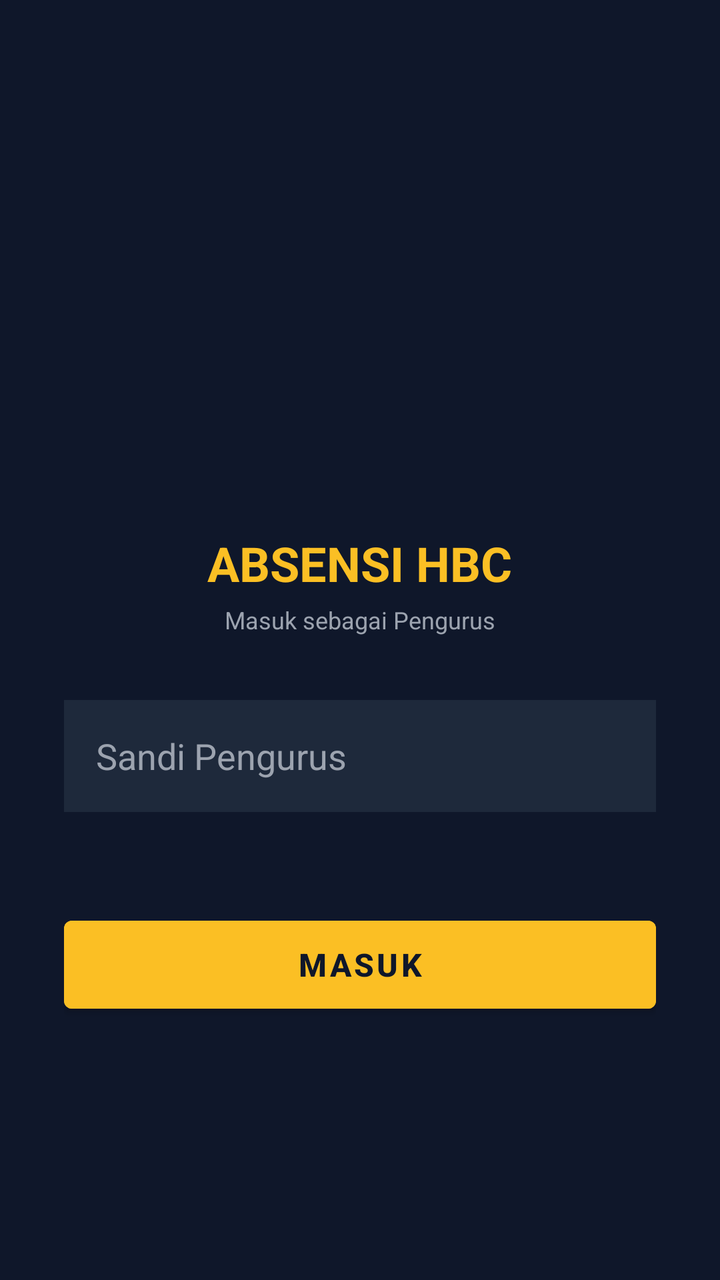
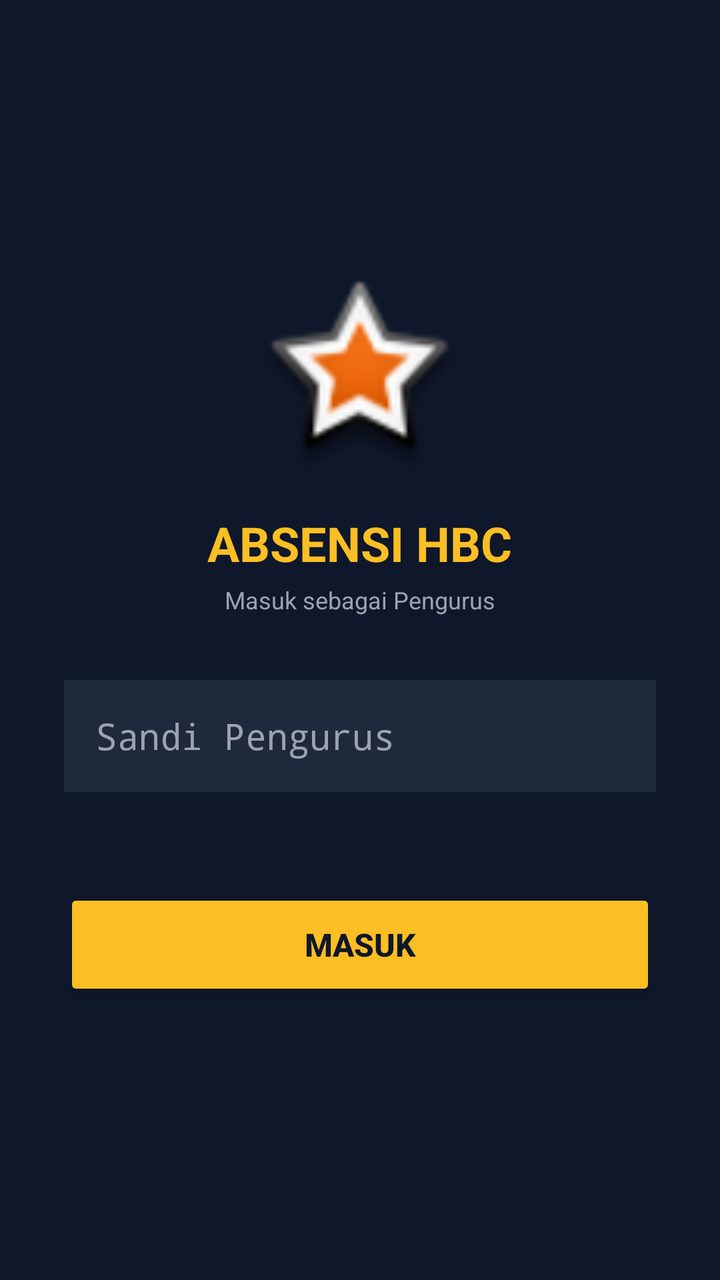

Two renders of the same Android screen: before a commit and after it. Below are the layout's source before the change and the commit's diff.
<!-- AndroidManifest.xml: application theme Theme.AbsensiHBC -->
<!-- res/layout/activity_login.xml -->
<?xml version="1.0" encoding="utf-8"?>
<LinearLayout xmlns:android="http://schemas.android.com/apk/res/android"
    android:layout_width="match_parent"
    android:layout_height="match_parent"
    android:orientation="vertical"
    android:gravity="center"
    android:padding="32dp"
    android:background="@color/hbc_navy_dark">

    <ImageView
        android:layout_width="120dp"
        android:layout_height="120dp"
        android:src="@mipmap/ic_launcher"
        android:contentDescription="Logo HBC" />

    <TextView
        android:layout_width="wrap_content"
        android:layout_height="wrap_content"
        android:layout_marginTop="16dp"
        android:text="ABSENSI HBC"
        android:textColor="@color/hbc_gold"
        android:textSize="24sp"
        android:textStyle="bold" />

    <TextView
        android:layout_width="wrap_content"
        android:layout_height="wrap_content"
        android:layout_marginTop="4dp"
        android:layout_marginBottom="32dp"
        android:text="Masuk sebagai Pengurus"
        android:textColor="@color/dark_text_secondary"
        android:textSize="12sp" />

    <EditText
        android:id="@+id/edtSandi"
        android:layout_width="match_parent"
        android:layout_height="56dp"
        android:hint="Sandi Pengurus"
        android:textColorHint="@color/dark_text_secondary"
        android:textColor="@color/dark_text_primary"
        android:background="@color/dark_surface"
        android:padding="16dp"
        android:inputType="textPassword"
        android:layout_marginBottom="16dp" />

    <TextView
        android:id="@+id/lblError"
        android:layout_width="match_parent"
        android:layout_height="wrap_content"
        android:text=""
        android:textColor="@color/status_alpa"
        android:textSize="12sp"
        android:gravity="center"
        android:layout_marginBottom="16dp" />

    <Button
        android:id="@+id/btnMasuk"
        android:layout_width="match_parent"
        android:layout_height="56dp"
        android:text="MASUK"
        android:textColor="@color/hbc_navy_dark"
        android:textStyle="bold"
        android:textSize="16sp"
        android:backgroundTint="@color/hbc_gold" />

</LinearLayout>
<!-- resources referenced by this layout -->
<resources>
  <color name="dark_surface">#1E293B</color>
  <color name="dark_text_primary">#FFFFFF</color>
  <color name="dark_text_secondary">#9CA3AF</color>
  <color name="hbc_gold">#FBBF24</color>
  <color name="hbc_navy_dark">#0F172A</color>
  <color name="status_alpa">#EF4444</color>
  <!-- mipmap ic_launcher (mipmap-anydpi-v26) -->
  <?xml version="1.0" encoding="utf-8"?>
  <adaptive-icon xmlns:android="http://schemas.android.com/apk/res/android">
      <background android:drawable="@color/hbc_navy" />
      <foreground android:drawable="@drawable/ic_launcher_foreground" />
  </adaptive-icon>
  <style name="Theme.AbsensiHBC" parent="Theme.MaterialComponents.DayNight.NoActionBar">
          <item name="colorPrimary">@color/hbc_navy</item>
          <item name="colorPrimaryVariant">@color/hbc_navy_dark</item>
          <item name="colorOnPrimary">@color/white</item>
          <item name="colorSecondary">@color/hbc_gold</item>
          <item name="colorSecondaryVariant">@color/hbc_gold_dark</item>
          <item name="colorOnSecondary">@color/hbc_navy_dark</item>
          <item name="android:colorBackground">?attr/colorSurface</item>
          <item name="colorSurface">@color/dark_surface</item>
          <item name="colorOnSurface">@color/dark_text_primary</item>
          <item name="android:statusBarColor">@color/hbc_navy_dark</item>
          <item name="android:windowLightStatusBar">false</item>
      </style>
  <color name="hbc_navy">#1E3A8A</color>
  <!-- drawable ic_launcher_foreground (drawable) -->
  <?xml version="1.0" encoding="utf-8"?>
  <vector xmlns:android="http://schemas.android.com/apk/res/android"
      android:width="108dp"
      android:height="108dp"
      android:viewportWidth="108"
      android:viewportHeight="108">
      <path
          android:fillColor="#FBBF24"
          android:pathData="M54,20 L70,40 L70,80 L54,90 L38,80 L38,40 Z" />
      <path
          android:fillColor="#1E3A8A"
          android:pathData="M54,35 L54,75" />
  </vector>
  <color name="white">#FFFFFF</color>
  <color name="hbc_gold_dark">#D97706</color>
</resources>

<!-- the commit's change to res/layout/activity_login.xml (unified diff, before → after) -->
@@ -8,9 +8,9 @@
     android:background="@color/hbc_navy_dark">
 
     <ImageView
-        android:layout_width="120dp"
-        android:layout_height="120dp"
-        android:src="@mipmap/ic_launcher"
+        android:layout_width="100dp"
+        android:layout_height="100dp"
+        android:src="@android:drawable/star_big_on"
         android:contentDescription="Logo HBC" />
 
     <TextView
<!-- resource entries referenced after the edit -->
@@ -6,41 +6,17 @@
   <color name="hbc_gold">#FBBF24</color>
   <color name="hbc_navy_dark">#0F172A</color>
   <color name="status_alpa">#EF4444</color>
-  <!-- mipmap ic_launcher (mipmap-anydpi-v26) -->
-  <?xml version="1.0" encoding="utf-8"?>
-  <adaptive-icon xmlns:android="http://schemas.android.com/apk/res/android">
-      <background android:drawable="@color/hbc_navy" />
-      <foreground android:drawable="@drawable/ic_launcher_foreground" />
-  </adaptive-icon>
-  <style name="Theme.AbsensiHBC" parent="Theme.MaterialComponents.DayNight.NoActionBar">
+  <style name="Theme.AbsensiHBC" parent="Theme.AppCompat.DayNight.NoActionBar">
           <item name="colorPrimary">@color/hbc_navy</item>
-          <item name="colorPrimaryVariant">@color/hbc_navy_dark</item>
-          <item name="colorOnPrimary">@color/white</item>
-          <item name="colorSecondary">@color/hbc_gold</item>
-          <item name="colorSecondaryVariant">@color/hbc_gold_dark</item>
-          <item name="colorOnSecondary">@color/hbc_navy_dark</item>
-          <item name="android:colorBackground">?attr/colorSurface</item>
-          <item name="colorSurface">@color/dark_surface</item>
-          <item name="colorOnSurface">@color/dark_text_primary</item>
+          <item name="colorPrimaryDark">@color/hbc_navy_dark</item>
+          <item name="colorAccent">@color/hbc_gold</item>
+          <item name="android:colorBackground">@color/dark_background</item>
+          <item name="android:textColorPrimary">@color/dark_text_primary</item>
+          <item name="android:textColorSecondary">@color/dark_text_secondary</item>
           <item name="android:statusBarColor">@color/hbc_navy_dark</item>
           <item name="android:windowLightStatusBar">false</item>
       </style>
   <color name="hbc_navy">#1E3A8A</color>
-  <!-- drawable ic_launcher_foreground (drawable) -->
-  <?xml version="1.0" encoding="utf-8"?>
-  <vector xmlns:android="http://schemas.android.com/apk/res/android"
-      android:width="108dp"
-      android:height="108dp"
-      android:viewportWidth="108"
-      android:viewportHeight="108">
-      <path
-          android:fillColor="#FBBF24"
-          android:pathData="M54,20 L70,40 L70,80 L54,90 L38,80 L38,40 Z" />
-      <path
-          android:fillColor="#1E3A8A"
-          android:pathData="M54,35 L54,75" />
-  </vector>
-  <color name="white">#FFFFFF</color>
-  <color name="hbc_gold_dark">#D97706</color>
+  <color name="dark_background">#0F172A</color>
 </resources>
 
